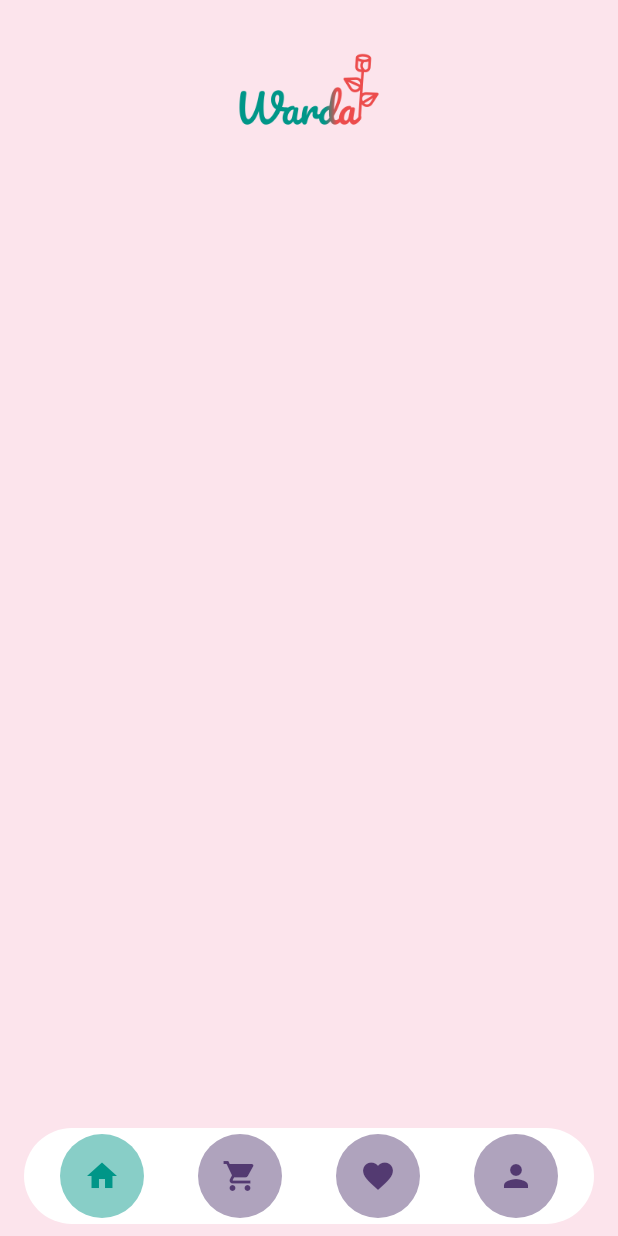
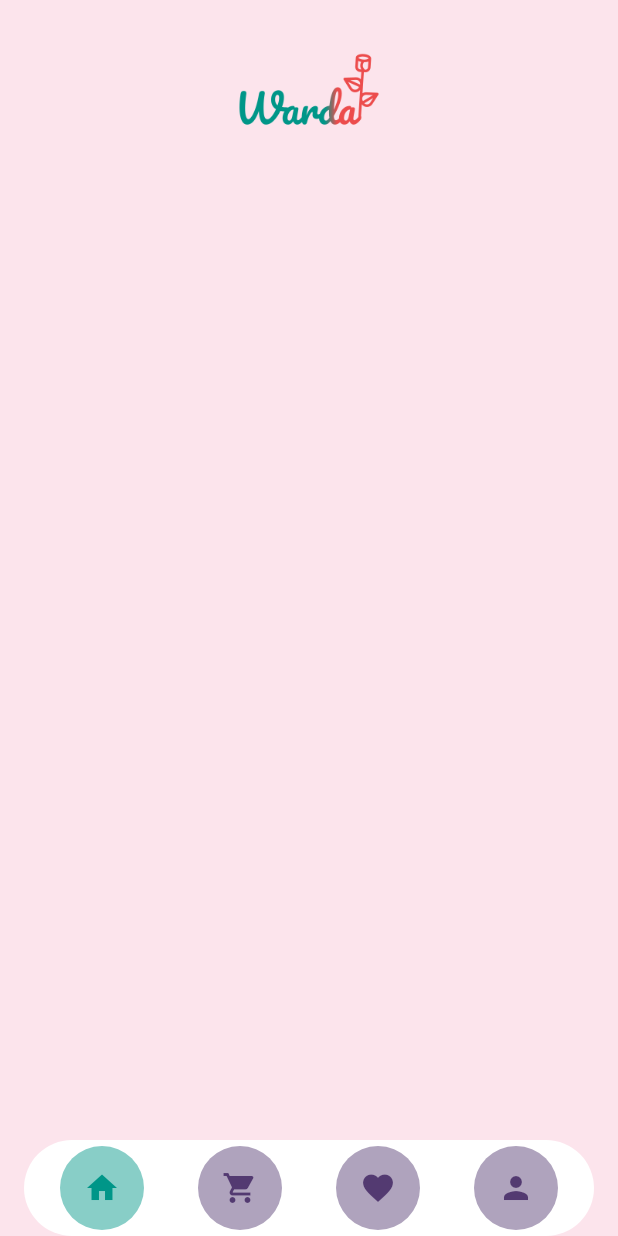
Before and after one commit to MuhammadEssam96/warda, a Flutter app: the screen it shows after launch, on a phone screen of 412 x 824 dp. Run offline on Flutter 3.47's test engine with Material 2 defaults, Android fonts, the phone set to English and light mode, and no system bars.

Commit message:
Add SafeArea around the navbar

```diff
--- a/lib/ui/screens/home_screen.dart
+++ b/lib/ui/screens/home_screen.dart
@@ -26,8 +26,9 @@ class _HomeScreenState extends State<HomeScreen> {
           ),
         ),
       ),
-      bottomNavigationBar: Padding(
-        padding: const EdgeInsets.symmetric(horizontal: 16.0, vertical: 8.0),
+      bottomNavigationBar: SafeArea(
+        child: Padding(
+          padding: const EdgeInsets.symmetric(horizontal: 16.0),
           child: Container(
             width: MediaQuery.of(context).size.width,
             height: 64.0,
@@ -171,6 +172,7 @@ class _HomeScreenState extends State<HomeScreen> {
             ),
           ),
         ),
+      ),
     );
   }
 }
```
Lines whose indentation alone changed are shown as unchanged.
